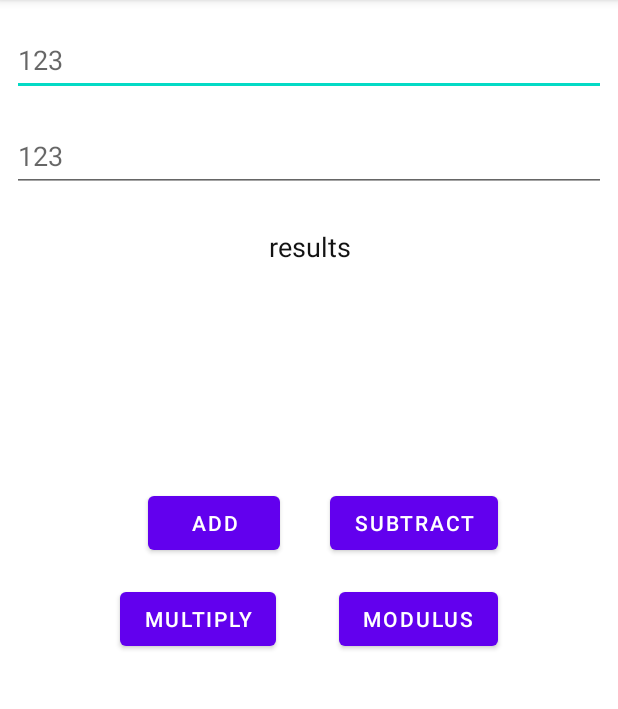
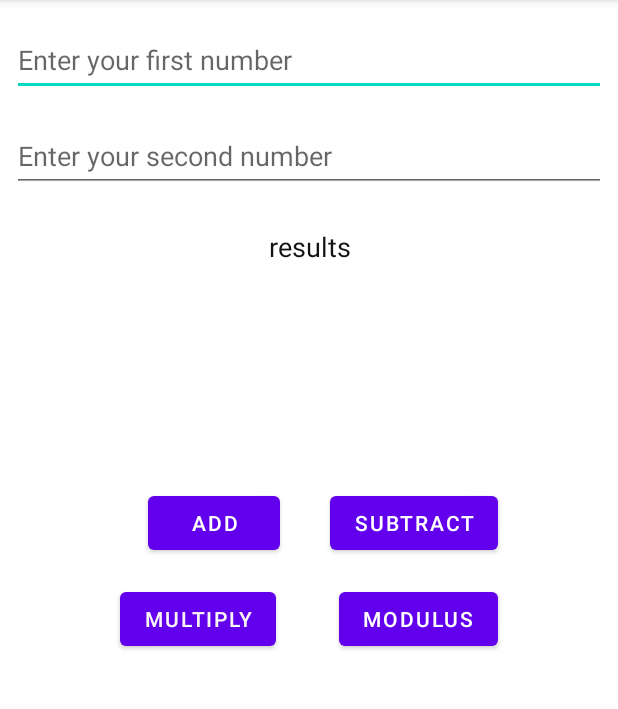
Before and after one commit to L-Karimi/Calc, an Android app: the screen it shows after launch (MainActivity), on a phone screen of 412 x 824 dp, the part 84-793 px from its top. Run offline under Robolectric (Android 15) with nearby library versions, the phone set to English and light mode, and no system bars.

Commit message:
initial commit

```diff
--- a/app/src/main/res/layout/activity_main.xml
+++ b/app/src/main/res/layout/activity_main.xml
@@ -15,7 +15,7 @@
         android:layout_marginTop="16dp"
         android:layout_marginEnd="8dp"
         android:ems="10"
-        android:hint="123"
+        android:hint="@string/enter_your_first_number"
         android:inputType="number"
         android:minHeight="48dp"
         app:layout_constraintEnd_toEndOf="parent"
@@ -30,7 +30,7 @@
         android:layout_marginTop="16dp"
         android:layout_marginEnd="8dp"
         android:ems="10"
-        android:hint="123"
+        android:hint="@string/enter_your_second_number"
         android:inputType="number"
         android:minHeight="48dp"
         app:layout_constraintEnd_toEndOf="parent"
@@ -45,7 +45,7 @@
         android:layout_marginTop="16dp"
         android:layout_marginEnd="24dp"
         android:layout_marginBottom="16dp"
-        android:text="Calculator"
+        android:text="@string/my_calculator"
         app:layout_constraintBottom_toTopOf="@+id/etnumber1"
         app:layout_constraintEnd_toEndOf="parent"
         app:layout_constraintStart_toStartOf="parent"
@@ -58,7 +58,7 @@
         android:layout_marginStart="16dp"
         android:layout_marginTop="24dp"
         android:layout_marginEnd="16dp"
-        android:text="results"
+        android:text="@string/results"
         android:textAlignment="center"
         android:textAppearance="@style/TextAppearance.AppCompat.Medium"
         android:textColor="#131313"
@@ -73,7 +73,7 @@
         android:layout_marginStart="80dp"
         android:layout_marginTop="148dp"
         android:layout_marginEnd="8dp"
-        android:text="Add"
+        android:text="@string/add"
         app:layout_constraintEnd_toStartOf="@+id/btnSubtract"
         app:layout_constraintHorizontal_bias="0.43"
         app:layout_constraintStart_toStartOf="parent"
@@ -85,8 +85,9 @@
         android:layout_height="wrap_content"
         android:layout_marginTop="148dp"
         android:layout_marginEnd="80dp"
-        android:text="Subtract"
+        android:text="@string/subtract"
         app:layout_constraintEnd_toEndOf="parent"
+
         app:layout_constraintTop_toBottomOf="@+id/tvResults" />
 
     <androidx.constraintlayout.widget.Guideline
@@ -102,7 +103,8 @@
         android:layout_height="wrap_content"
         android:layout_marginStart="80dp"
         android:layout_marginTop="16dp"
-        android:text="Multiply"
+        android:text="@string/multiply"
+        android:textColor="#F8F5F5"
         app:layout_constraintStart_toStartOf="parent"
         app:layout_constraintTop_toBottomOf="@+id/btnAdd" />
 
@@ -112,7 +114,7 @@
         android:layout_height="wrap_content"
         android:layout_marginTop="16dp"
         android:layout_marginEnd="80dp"
-        android:text="Modulus"
+        android:text="@string/modulus"
         app:layout_constraintEnd_toEndOf="parent"
         app:layout_constraintTop_toBottomOf="@+id/btnSubtract" />
 
--- a/app/src/main/res/values/strings.xml
+++ b/app/src/main/res/values/strings.xml
@@ -1,3 +1,11 @@
 <resources>
     <string name="app_name">MyCalculator</string>
+    <string name="modulus">Modulus</string>
+    <string name="multiply">Multiply</string>
+    <string name="subtract">Subtract</string>
+    <string name="add">Add</string>
+    <string name="results">results</string>
+    <string name="my_calculator">My Calculator</string>
+    <string name="enter_your_second_number">Enter your second number</string>
+    <string name="enter_your_first_number">Enter your first number</string>
 </resources>
```
